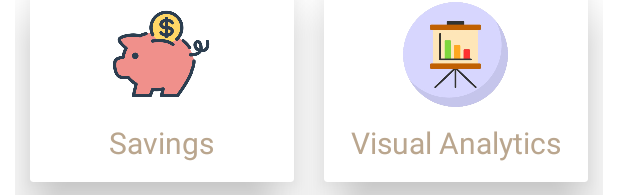
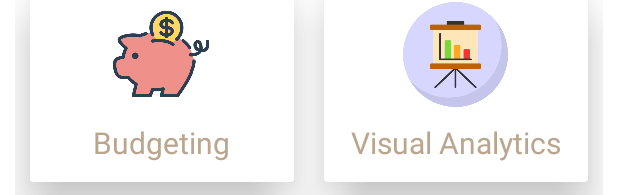
Before and after one commit to BrianFigueroa914/NewBudgetApp, an Android app: the layout dashboard_activity.xml on its own in the app's theme, with its tools: preview values and no code run, on a phone screen of 412 x 824 dp. Shown: the part 1041-1236 px from the top of the screen. Run offline under Robolectric (Android 15) with nearby library versions, the phone set to English and light mode, and no system bars; plain views replace LineChart.

Commit message:
button name changes

```diff
--- a/app/src/main/res/layout/dashboard_activity.xml
+++ b/app/src/main/res/layout/dashboard_activity.xml
@@ -52,11 +52,6 @@
         app:layout_constraintTop_toBottomOf="@id/usernameText"
         app:layout_constraintStart_toStartOf="parent" />
 
-
-    <!-- First Row of Cards -->
-
-    <!-- Second Row of Cards -->
-
     <com.github.mikephil.charting.charts.LineChart
         android:id="@+id/lineChart"
         android:layout_width="0dp"
@@ -69,6 +64,7 @@
         app:layout_constraintStart_toStartOf="parent"
         app:layout_constraintTop_toBottomOf="@id/incomeBalanceText" />
 
+    <!-- First Row of Cards -->
     <LinearLayout
         android:id="@+id/cardRow1"
         android:layout_width="0dp"
@@ -147,6 +143,8 @@
         </androidx.cardview.widget.CardView>
     </LinearLayout>
 
+
+    <!-- Second Row of Cards -->
     <LinearLayout
         android:layout_width="0dp"
         android:layout_height="175dp"
@@ -174,10 +172,11 @@
                 <TextView
                     android:layout_width="wrap_content"
                     android:layout_height="wrap_content"
-                    android:id="@+id/savingsText"
-                    android:text="@string/savings"
+                    android:id="@+id/budgetText"
+                    android:text="@string/budgeting"
                     android:textSize="20sp"
                     android:textColor="@color/taupe"
+                    android:gravity="center"
                     android:layout_marginTop="10dp"
                     android:layout_centerHorizontal="true"
                     android:layout_below="@+id/savingsImg"/>
@@ -255,10 +254,10 @@
                     android:layout_width="wrap_content"
                     android:layout_height="wrap_content"
                     android:id="@+id/achievementsText"
-                    android:text="@string/achievements"
+                    android:text="@string/achievements_and_leaderboard"
                     android:textSize="20sp"
                     android:textColor="@color/taupe"
-                    android:layout_marginTop="10dp"
+                    android:gravity="center"
                     android:layout_centerHorizontal="true"
                     android:layout_below="@+id/achievementsImage"/>
 
--- a/app/src/main/res/values/strings.xml
+++ b/app/src/main/res/values/strings.xml
@@ -54,6 +54,8 @@
     <string name="deadline">Deadline</string>
     <string name="target">Target</string>
     <string name="remaining">Remaining</string>
+    <string name="budgeting">Budgeting</string>
+    <string name="achievements_and_leaderboard"><![CDATA[Achievements & Leaderboard]]></string>
 
 
 </resources>
```
